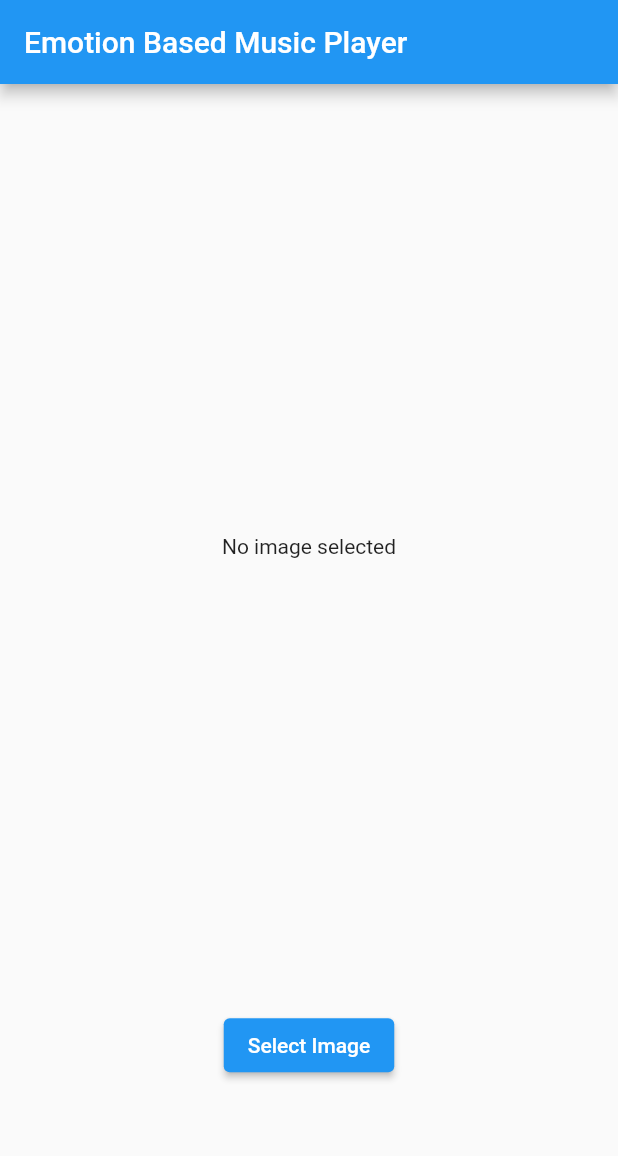
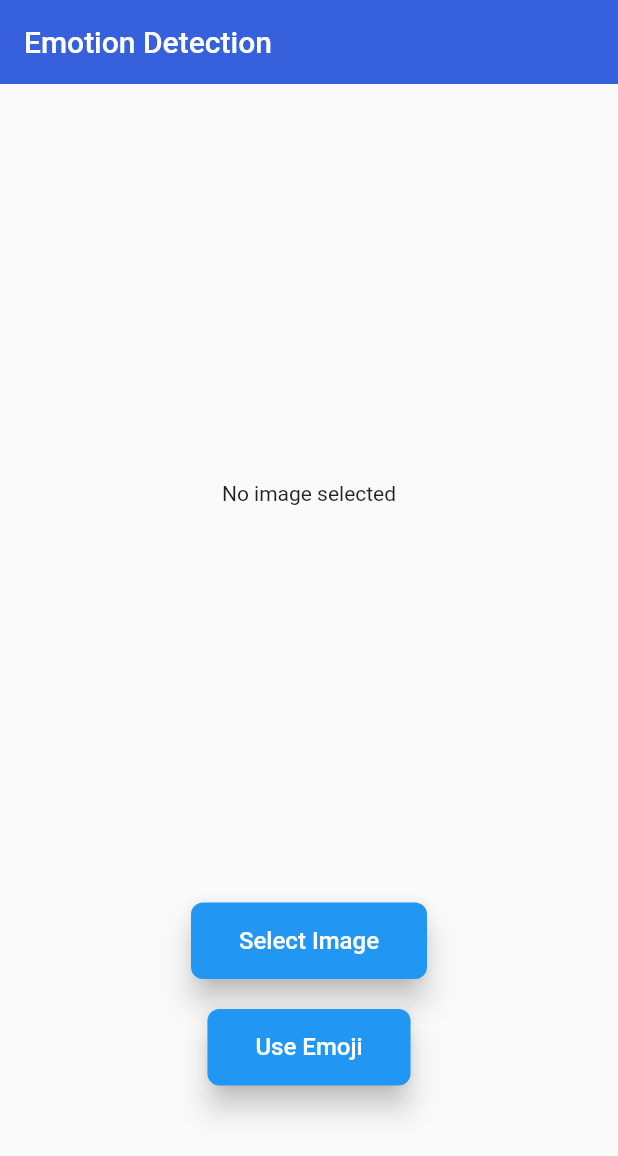
Before and after one commit to siddiquisaad08/Emotion, a Flutter app: the screen it shows after launch, after a tap on "Select Image", on a phone screen of 412 x 824 dp. Shown: the top 1156 px of the screen. Run offline on Flutter 3.47's test engine with Material 2 defaults, Android fonts, the phone set to English and light mode, and no system bars; our stand-ins replace image_picker, youtube_player_flutter; missing offline and left inert: Moodify, tflite.

Commit message:
Update Home.dart

```diff
--- a/lib/Home.dart
+++ b/lib/Home.dart
@@ -1,9 +1,11 @@
-import 'dart:io';
-
 import 'package:flutter/material.dart';
 import 'package:image_picker/image_picker.dart';
 import 'package:tflite/tflite.dart';
+import 'youtube/screens/home_screen.dart';
+import 'dart:io';
+import 'manual.dart';
 
+// List<String> emotion = ['happiness','sadness', 'neutral', 'anger', 'surprise'];
 class Home extends StatefulWidget {
   const Home({Key? key}) : super(key: key);
 
@@ -12,75 +14,216 @@ class Home extends StatefulWidget {
 }
 
 class _HomeState extends State<Home> {
-  File? image;
-  String output = '';
+  File? _image;
+  String _output = '';
+  late Future<void> _modelLoaded;
 
   @override
   void initState() {
     super.initState();
-    loadModel();
+    _modelLoaded = loadModel();
   }
 
-  pickImage() async {
+  Future<void> pickImage(ImageSource camera) async {
     final picker = ImagePicker();
     final pickedFile = await picker.pickImage(source: ImageSource.camera);
     if (pickedFile != null) {
       setState(() {
-        image = File(pickedFile.path);
-        runModel();
+        _image = File(pickedFile.path);
       });
+      // Call the runModel() function after setting the image file
+      await runModel();
     }
   }
 
-  runModel() async {
-    if (image != null) {
-      var predictions = await Tflite.runModelOnImage(
-          path: image!.path,
+  Future<void> runModel() async {
+    if (_image != null) {
+      final List<dynamic>? results = await Tflite.runModelOnImage(
+        path: _image!.path,
         numResults: 5,
         threshold: 0.05,
         imageMean: 127.5,
-          imageStd: 127.5);
+        imageStd: 127.5,
+      );
 
-      predictions!.forEach((element) {
+      if (results != null) {
+// add a null check here
+
         setState(() {
-          output +=
-              '${element['label']}: ${(element['confidence'] as double).toStringAsFixed(2)}\n';
+          _output = results[0]['label'];
         });
-      });
+
+        showDialog(
+          context: context,
+          builder: (BuildContext context) {
+            return AlertDialog(
+              title: const Text(
+                'Emotion Detected',
+                style: TextStyle(
+                  color: Colors.blue,
+                  fontSize: 24,
+                  fontWeight: FontWeight.bold,
+                ),
+              ),
+              content: Text(
+                _output,
+                style: const TextStyle(
+                  fontSize: 20,
+                ),
+              ),
+              backgroundColor: Colors.white,
+              elevation: 8.0,
+              shape: RoundedRectangleBorder(
+                borderRadius: BorderRadius.circular(16.0),
+              ),
+              actions: <Widget>[
+                ElevatedButton(
+                  onPressed: () {
+                    Navigator.push(
+                      context,
+                      MaterialPageRoute(
+                        builder: (context) => HomeScreen2(_output),
+                      ),
+                    );
+                  },
+                  child: const Text(
+                    'Confirm',
+                    style: TextStyle(
+                      color: Colors.white,
+                      fontSize: 16,
+                    ),
+                  ),
+                  style: ElevatedButton.styleFrom(
+                    primary: Colors.green,
+                    shape: RoundedRectangleBorder(
+                      borderRadius: BorderRadius.circular(8.0),
+                    ),
+                    padding: const EdgeInsets.symmetric(
+                      vertical: 16.0,
+                      horizontal: 32.0,
+                    ),
+                    elevation: 8.0,
+                  ),
+                ),
+                ElevatedButton(
+                  onPressed: () {
+                    Navigator.of(context).pop();
+                    pickImage(ImageSource.camera);
+                  },
+                  child: const Text(
+                    'Retry',
+                    style: TextStyle(
+                      color: Colors.white,
+                      fontSize: 16,
+                    ),
+                  ),
+                  style: ElevatedButton.styleFrom(
+                    primary: Colors.red,
+                    shape: RoundedRectangleBorder(
+                      borderRadius: BorderRadius.circular(8.0),
+                    ),
+                    padding: const EdgeInsets.symmetric(
+                      vertical: 16.0,
+                      horizontal: 32.0,
+                    ),
+                    elevation: 8.0,
+                  ),
+                ),
+              ],
+            );
+          },
+        );
+      }
     }
   }
 
-  loadModel() async {
+  Future<void> loadModel() async {
     await Tflite.loadModel(
-        model: "assets/model.tflite", labels: "assets/labels.txt");
+      model: "assets/newmodel.tflite",
+      labels: "assets/labels.txt",
+    );
   }
 
   @override
   Widget build(BuildContext context) {
     return Scaffold(
       appBar: AppBar(
-        title: const Text('Emotion Based Music Player'),
+        backgroundColor: Color(0xFF3660DC),
+        elevation: 0,
+        title: Text('Emotion Detection'),
       ),
-      body: Column(
+      body: FutureBuilder<void>(
+        future: _modelLoaded,
+        builder: (context, snapshot) {
+          if (snapshot.connectionState == ConnectionState.done) {
+            return Column(
               children: [
                 Padding(
-            padding: const EdgeInsets.all(20),
+                  padding: const EdgeInsets.fromLTRB(20, 5, 20, 5),
                   child: Container(
-              height: MediaQuery.of(context).size.height * 0.7,
+                    height: MediaQuery.of(context).size.height * 0.65,
                     width: MediaQuery.of(context).size.width,
-              child: image == null
+                    child: _image == null
                         ? const Center(child: Text('No image selected'))
-                  : Image.file(image!),
+                        : Image.file(_image!),
                   ),
                 ),
                 ElevatedButton(
-            onPressed: () => pickImage(),
-            child: const Text('Select Image'),
+                  onPressed: () => pickImage(ImageSource.camera),
+                  child: const Text(
+                    'Select Image',
+                    style: TextStyle(
+                      color: Colors.white,
+                      fontSize: 16,
+                    ),
+                  ),
+                  style: ElevatedButton.styleFrom(
+                    primary: Colors.blue,
+                    shape: RoundedRectangleBorder(
+                      borderRadius: BorderRadius.circular(8.0),
+                    ),
+                    padding: const EdgeInsets.symmetric(
+                      vertical: 16.0,
+                      horizontal: 32.0,
+                    ),
+                    elevation: 8.0,
+                  ),
                 ),
                 const SizedBox(height: 20),
-          Text(output,
-              style: const TextStyle(fontWeight: FontWeight.bold, fontSize: 20))
+                ElevatedButton(
+                  onPressed: () {
+                    Navigator.push(
+                      context,
+                      MaterialPageRoute(
+                        builder: (context) => manual(),
+                      ),
+                    );
+                  },
+                  child: const Text(
+                    'Use Emoji',
+                    style: TextStyle(
+                      color: Colors.white,
+                      fontSize: 16,
+                    ),
+                  ),
+                  style: ElevatedButton.styleFrom(
+                    primary: Colors.blue,
+                    shape: RoundedRectangleBorder(
+                      borderRadius: BorderRadius.circular(8.0),
+                    ),
+                    padding: const EdgeInsets.symmetric(
+                      vertical: 16.0,
+                      horizontal: 32.0,
+                    ),
+                    elevation: 8.0,
+                  ),
+                ),
               ],
+            );
+          } else {
+            return const Center(child: CircularProgressIndicator());
+          }
+        },
       ),
     );
   }
```
Lines whose indentation alone changed are shown as unchanged.
